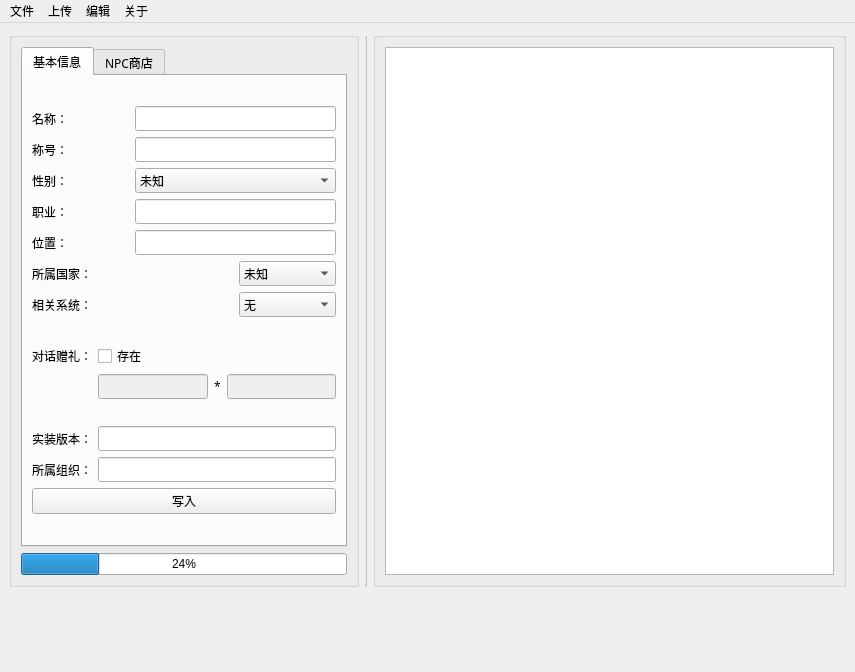
Before: the Qt Designer form workingarea.ui in Marcus-P-114514/Genshin-Impact-BWiKi-NPC-Editor, drawn with Qt 5.
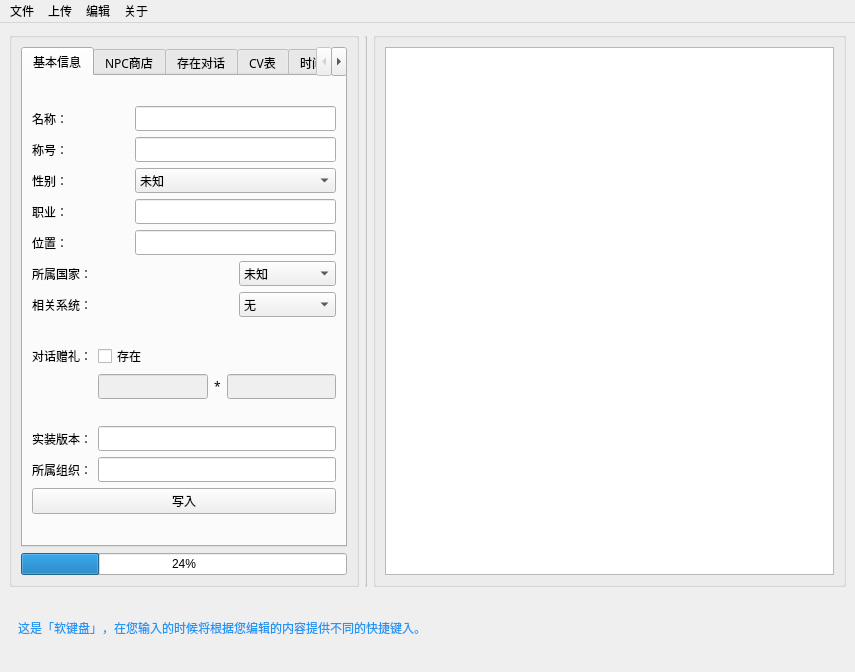
After: the same form once the commit is applied. The open tabs and pages were chosen to show the change. Icons and pictures are not drawn.

Patch:
```diff
--- a/workingarea.ui
+++ b/workingarea.ui
@@ -49,7 +49,21 @@
         <property name="styleSheet">
          <string notr="true"/>
         </property>
-        <widget class="QWidget" name="page"/>
+        <widget class="QWidget" name="page">
+         <layout class="QGridLayout" name="gridLayout_11">
+          <item row="0" column="0">
+           <widget class="QLabel" name="label_27">
+            <property name="styleSheet">
+             <string notr="true">font: 9pt &quot;Source Han Serif SC&quot;;
+color: rgb(33, 150, 243);</string>
+            </property>
+            <property name="text">
+             <string>这是「软键盘」，在您输入的时候将根据您编辑的内容提供不同的快捷键入。</string>
+            </property>
+           </widget>
+          </item>
+         </layout>
+        </widget>
         <widget class="QWidget" name="page_2"/>
        </widget>
       </item>
@@ -822,6 +836,31 @@
              </item>
             </layout>
            </widget>
+           <widget class="QWidget" name="NPCDialog">
+            <attribute name="title">
+             <string>存在对话</string>
+            </attribute>
+           </widget>
+           <widget class="QWidget" name="cv_table">
+            <attribute name="title">
+             <string>CV表</string>
+            </attribute>
+           </widget>
+           <widget class="QWidget" name="time_and_place">
+            <attribute name="title">
+             <string>时间地点</string>
+            </attribute>
+           </widget>
+           <widget class="QWidget" name="extras">
+            <attribute name="title">
+             <string>杂项</string>
+            </attribute>
+           </widget>
+           <widget class="QWidget" name="end_of_editing">
+            <attribute name="title">
+             <string>结束编辑</string>
+            </attribute>
+           </widget>
           </widget>
          </item>
         </layout>
```
Left out of the diff: 6 changed lines with no effect on the pictures.
